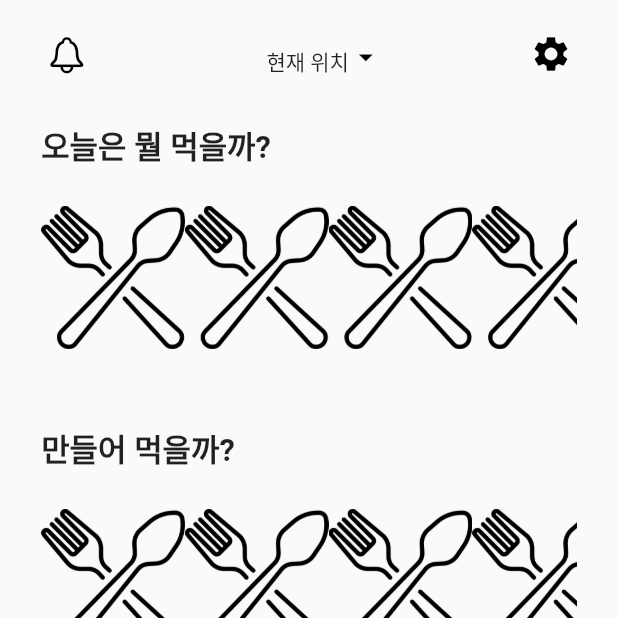
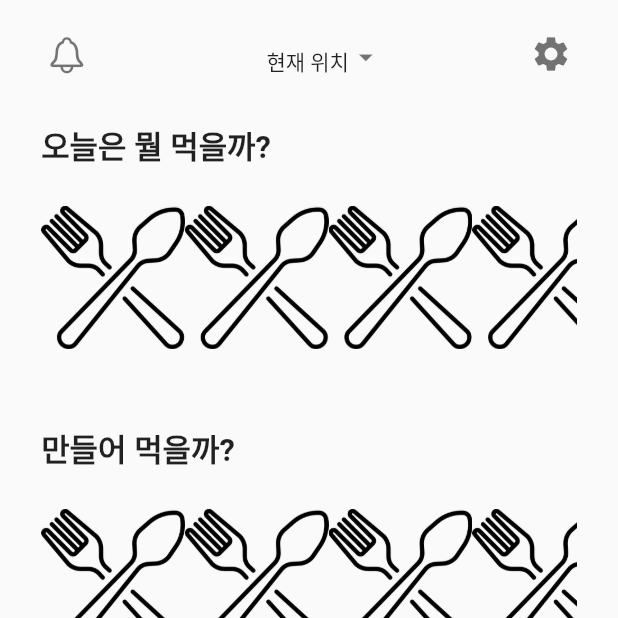
Before and after one commit to dkrdj/amugeona-front, a Flutter app: the screen it shows after launch, on a phone screen of 412 x 824 dp, the top half of it. Run offline on Flutter 3.47's test engine with Material 2 defaults, Android fonts, the phone set to English and light mode, and no system bars; our stand-ins replace flutter_rating_bar.

Commit message:
topnav 수정

```diff
--- a/lib/appBar/TopNav.dart
+++ b/lib/appBar/TopNav.dart
@@ -34,8 +34,8 @@ class _TopNav extends State<TopNav> {
             IconButton(
               icon: Icon(
                 bell,
-                size: height / 2,
-                color: _bellPressed ? Colors.red : Colors.black,
+                size: height / 2 > width / 12 ? width / 12 : height / 2,
+                color: _bellPressed ? Colors.red : Colors.black54,
               ),
               onPressed: bellPressed,
             ),
@@ -52,13 +52,14 @@ class _TopNav extends State<TopNav> {
                       '현재 위치',
                       style: TextStyle(
                         fontSize: height / 4,
+                        color: Colors.black87,
                       ),
                     ),
                   ),
                   Icon(
                     Icons.arrow_drop_down,
-                    color: Colors.black,
-                    size: height / 2.5,
+                    color: Colors.black54,
+                    size: height / 2.5 > width / 15 ? width / 15 : height / 2.5,
                   ),
                 ],
               ),
@@ -66,8 +67,8 @@ class _TopNav extends State<TopNav> {
             IconButton(
               icon: Icon(
                 Icons.settings,
-                size: height / 2,
-                color: _settingPressed ? Colors.pinkAccent : Colors.black,
+                size: height / 2 > width / 12 ? width / 12 : height / 2,
+                color: _settingPressed ? Colors.red : Colors.black54,
               ),
               onPressed: settingPressed,
             )
```
